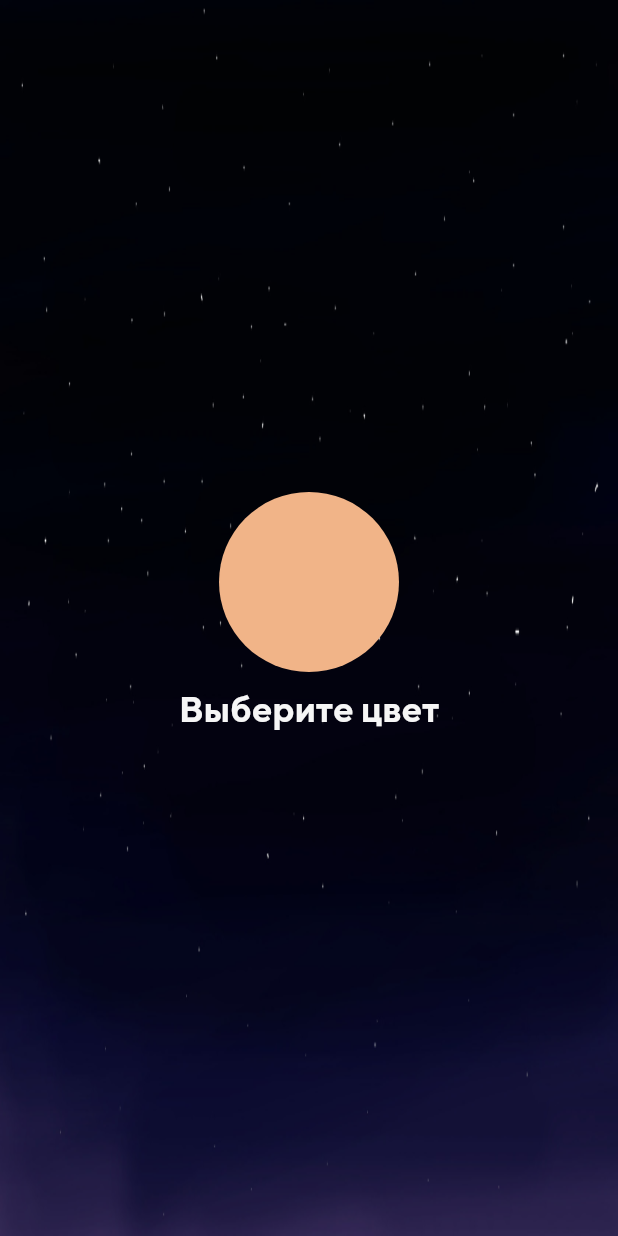
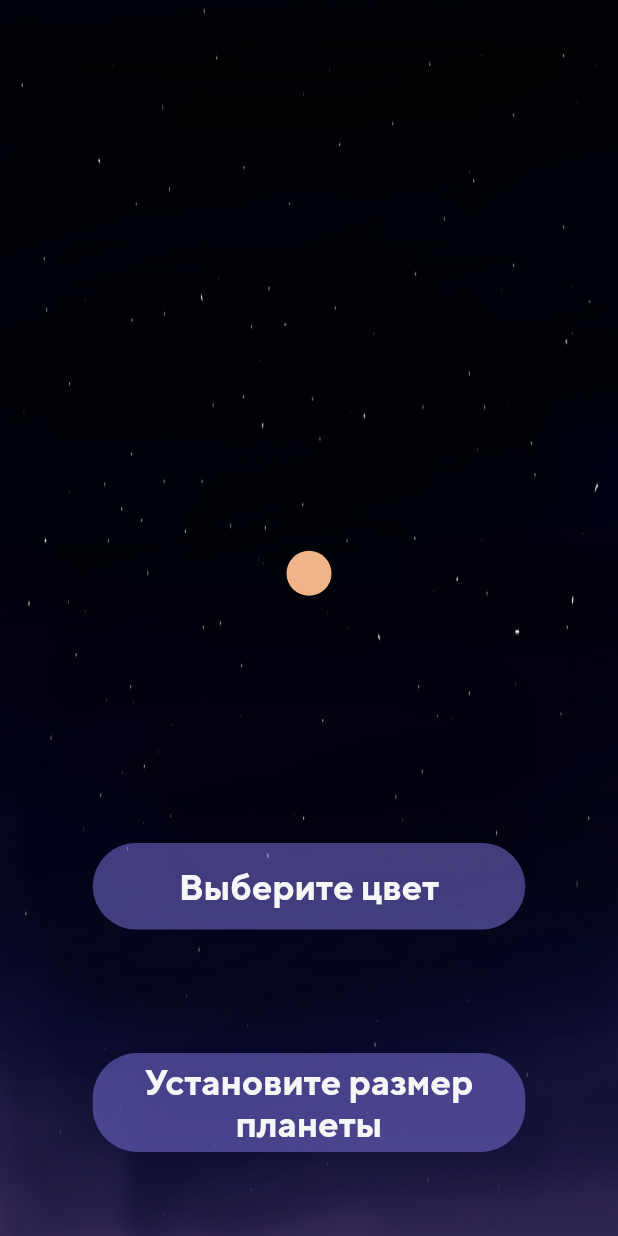
Before and after one commit to Donquixot228/Planet_Orbital, a Flutter app: the screen it shows after launch, after a tap on "Добавить планету в систему", on a phone screen of 412 x 824 dp. Run offline on Flutter 3.47's test engine with Material 2 defaults, Android fonts, the phone set to English and light mode, and no system bars; our stand-ins replace bloc, flutter_bloc, flutter_colorpicker, get_it, rive.

Commit message:
Project done 70 %

```diff
--- a/lib/cubits/space_create_state.dart
+++ b/lib/cubits/space_create_state.dart
@@ -11,7 +11,7 @@ class SpaceCreateState {
 
   factory SpaceCreateState.initial() {
     return SpaceCreateState(
-      planetSize: 20,
+      planetSize: 10,
       palnetColor: AppColors.brownColor,
     );
   }
--- a/lib/pages/add_planet_page/add_planet_page.dart
+++ b/lib/pages/add_planet_page/add_planet_page.dart
@@ -1,5 +1,6 @@
 import 'dart:developer';
 import 'package:data_prime/cubits/space_create_cubit.dart';
+import 'package:data_prime/resources/app_colors.dart';
 import 'package:flutter/material.dart';
 import 'package:flutter_bloc/flutter_bloc.dart';
 import 'package:flutter_colorpicker/flutter_colorpicker.dart';
@@ -27,31 +28,46 @@ class AddPlanetPage extends StatelessWidget {
             ),
           ),
           child: Column(
-            mainAxisAlignment: MainAxisAlignment.center,
+            mainAxisAlignment: MainAxisAlignment.end,
             children: [
               Container(
                 decoration: BoxDecoration(
                   shape: BoxShape.circle,
                   color: state.palnetColor,
                 ),
-                width: 120,
-                height: 120,
+                width: state.planetSize < 20 ? 30: state.planetSize,
+                height: state.planetSize < 20 ? 30: state.planetSize,
               ),
-              TextButton(
-                onPressed: () {
+              SizedBox(
+                height: MediaQuery.of(context).size.height * 0.2,
+              ),
+              GestureDetector(
+                onTap: () {
                   showDialog(
                       context: context,
-                      builder: (BuildContext context) => AlertDialog(
-                            title: Text('Pick color'),
-                            content: Column(
+                      builder: (BuildContext context) => Dialog(
+                          backgroundColor: Colors.black.withOpacity(0.9),
+                          shape: RoundedRectangleBorder(
+                              borderRadius: BorderRadius.circular(30)),
+                            child: Column(
                               mainAxisAlignment: MainAxisAlignment.center,
                               children: [
+                                Padding(
+                                  padding: const EdgeInsets.only(bottom: 8),
+                                  child: Text('Установите цвет планеты',style: Theme.of(context).textTheme.headline6!.copyWith(fontSize: 24),),
+                                ),
                                 ColorPicker(
-                                  pickerColor: state.palnetColor,
-                                  onColorChanged: (value) => context
-                                      .read<SpaceCreateCubit>()
-                                      .changeColor(colorPlanet: value),
-                                ),
+                                    pickerColor: state.palnetColor,
+                                    enableAlpha: true,
+                                    hexInputBar: false,
+                                    displayThumbColor: false,
+
+                                    onColorChanged: (value) {
+                                      context
+                                          .read<SpaceCreateCubit>()
+                                          .changeColor(colorPlanet: value);
+                                      log(state.palnetColor.toString());
+                                    }),
                                 TextButton(
                                   onPressed: () => Navigator.of(context).pop(),
                                   child: Text('Select'),
@@ -60,10 +76,80 @@ class AddPlanetPage extends StatelessWidget {
                             ),
                           ));
                 },
-                child: Text(
-                  'Выберите цвет',
-                  style: Theme.of(context).textTheme.bodyText1,
+                child: Container(
+                  width: MediaQuery.of(context).size.width * 0.7,
+                  height: MediaQuery.of(context).size.height * 0.07,
+                  alignment: Alignment.center,
+                  decoration: BoxDecoration(
+                    borderRadius: BorderRadius.circular(30),
+                    color: AppColors.purpleColor.withOpacity(0.5),
+                  ),
+                  child: Text(
+                    'Выберите цвет',
+                    style: Theme.of(context).textTheme.bodyText1,
+                  ),
                 ),
+              ),
+              SizedBox(
+                height: MediaQuery.of(context).size.height * 0.1,
+              ),
+              GestureDetector(
+                onTap: () {
+                  showDialog(
+                    context: context,
+                    builder: (BuildContext context) => Dialog(
+                      backgroundColor: Colors.black.withOpacity(0.5),
+                      shape: RoundedRectangleBorder(
+                          borderRadius: BorderRadius.circular(30)),
+                      child: BlocBuilder<SpaceCreateCubit, SpaceCreateState>(
+                        builder: (context, state) {
+                          return Container(
+                            height: 250,
+                            child: Column(
+                              mainAxisAlignment: MainAxisAlignment.spaceEvenly,
+                              children: [
+                                Text(
+                                  'Установите размер планеты',
+                                  textAlign: TextAlign.center,
+                                  style: Theme.of(context).textTheme.bodyText1,
+                                ),
+                                Slider(
+                                  value: state.planetSize,
+                                  min: 1,
+                                  max: 50,
+                                  onChanged: (value) {
+                                    context
+                                        .read<SpaceCreateCubit>()
+                                        .changeSizePlaner(
+                                            planetSize: value.roundToDouble());
+                                    log(state.planetSize.toString());
+                                  },
+                                ),
+                              ],
+                            ),
+                          );
+                        },
+                      ),
+                    ),
+                  );
+                },
+                child: Container(
+                  width: MediaQuery.of(context).size.width * 0.7,
+                  height: MediaQuery.of(context).size.height * 0.08,
+                  alignment: Alignment.center,
+                  decoration: BoxDecoration(
+                    borderRadius: BorderRadius.circular(30),
+                    color: AppColors.purpleColor.withOpacity(0.5),
+                  ),
+                  child: Text(
+                    'Установите размер планеты',
+                    textAlign: TextAlign.center,
+                    style: Theme.of(context).textTheme.bodyText1,
+                  ),
+                ),
+              ),
+              SizedBox(
+                height: kBottomNavigationBarHeight,
               ),
             ],
           ),
```
Also changed, not shown: lib/cubits/space_create_cubit.dart (+7 -0 lines).
